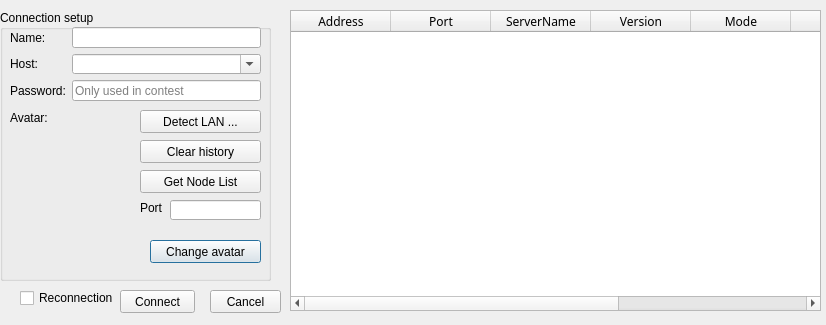
Above: src/dialog/connectiondialog.ui from gaodayihao/GSanguosha before the change. Below: the same form after it.
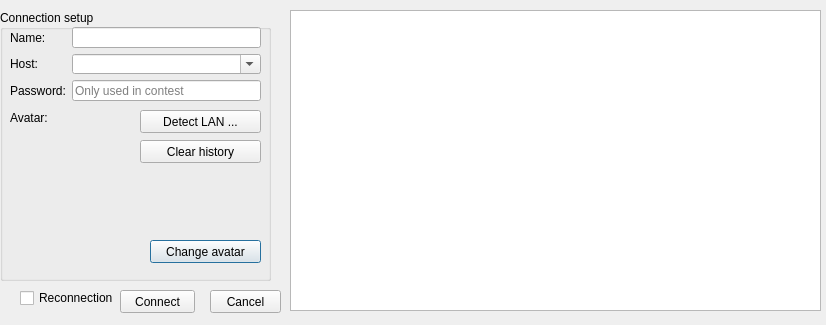
That is the form after the change.

Diff of the .ui file:
```diff
--- a/src/dialog/connectiondialog.ui
+++ b/src/dialog/connectiondialog.ui
@@ -158,42 +158,6 @@
      </item>
     </layout>
    </widget>
-   <widget class="QPushButton" name="getNodeListButton">
-    <property name="geometry">
-     <rect>
-      <x>140</x>
-      <y>160</y>
-      <width>121</width>
-      <height>23</height>
-     </rect>
-    </property>
-    <property name="text">
-     <string>Get Node List</string>
-    </property>
-   </widget>
-   <widget class="QLabel" name="portLabel">
-    <property name="geometry">
-     <rect>
-      <x>140</x>
-      <y>190</y>
-      <width>31</width>
-      <height>16</height>
-     </rect>
-    </property>
-    <property name="text">
-     <string>Port</string>
-    </property>
-   </widget>
-   <widget class="QLineEdit" name="portLineEdit">
-    <property name="geometry">
-     <rect>
-      <x>170</x>
-      <y>190</y>
-      <width>91</width>
-      <height>20</height>
-     </rect>
-    </property>
-   </widget>
   </widget>
   <widget class="QListWidget" name="avatarList">
    <property name="geometry">
@@ -256,73 +220,6 @@
     <string>Reconnection</string>
    </property>
   </widget>
-  <widget class="QTableWidget" name="nodeListTable">
-   <property name="geometry">
-    <rect>
-     <x>290</x>
-     <y>10</y>
-     <width>531</width>
-     <height>301</height>
-    </rect>
-   </property>
-   <property name="font">
-    <font>
-     <family>宋体</family>
-    </font>
-   </property>
-   <property name="sortingEnabled">
-    <bool>true</bool>
-   </property>
-   <attribute name="horizontalHeaderMinimumSectionSize">
-    <number>16</number>
-   </attribute>
-   <attribute name="horizontalHeaderShowSortIndicator" stdset="0">
-    <bool>true</bool>
-   </attribute>
-   <attribute name="verticalHeaderMinimumSectionSize">
-    <number>16</number>
-   </attribute>
-   <column>
-    <property name="text">
-     <string>Address</string>
-    </property>
-   </column>
-   <column>
-    <property name="text">
-     <string>Port</string>
-    </property>
-   </column>
-   <column>
-    <property name="text">
-     <string>ServerName</string>
-    </property>
-   </column>
-   <column>
-    <property name="text">
-     <string>Version</string>
-    </property>
-   </column>
-   <column>
-    <property name="text">
-     <string>Mode</string>
-    </property>
-   </column>
-   <column>
-    <property name="text">
-     <string>Rooms</string>
-    </property>
-   </column>
-   <column>
-    <property name="text">
-     <string>PLayers</string>
-    </property>
-   </column>
-   <column>
-    <property name="text">
-     <string>Network</string>
-    </property>
-   </column>
-  </widget>
  </widget>
  <tabstops>
   <tabstop>avatarList</tabstop>
```
